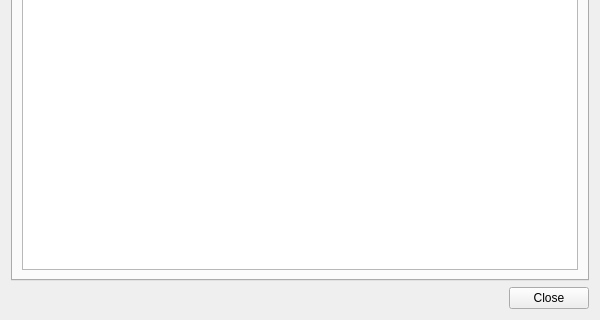
opengisch/qfieldsync, file qfieldsync/ui/cloud_projects_dialog.ui: the form before one commit; both pictures show x 0 to 600 and y 250 to 570 of the 600 by 570 pixel window.
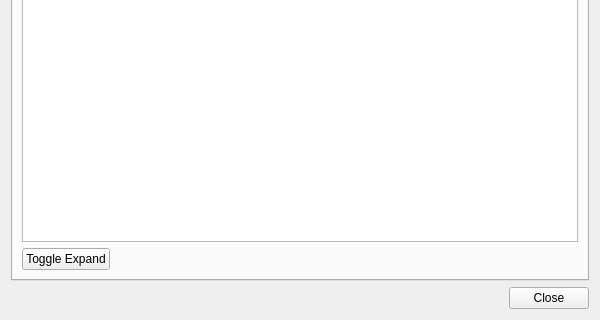
The form after the commit. The open tabs and pages were chosen to show the change. Icons and pictures are not drawn.

Commit message: Use the same files tree as sync dialog for project files

Diff of the .ui file:
```diff
--- a/qfieldsync/ui/cloud_projects_dialog.ui
+++ b/qfieldsync/ui/cloud_projects_dialog.ui
@@ -524,6 +524,30 @@
              </column>
             </widget>
            </item>
+           <item>
+            <layout class="QHBoxLayout" name="projectFilesButtonLayout">
+             <item>
+              <widget class="QPushButton" name="projectFilesToggleExpandButton">
+               <property name="text">
+                <string>Toggle Expand</string>
+               </property>
+              </widget>
+             </item>
+             <item>
+              <spacer name="projectFilesButtonLayoutSpacer">
+               <property name="orientation">
+                <enum>Qt::Horizontal</enum>
+               </property>
+               <property name="sizeHint" stdset="0">
+                <size>
+                 <width>40</width>
+                 <height>20</height>
+                </size>
+               </property>
+              </spacer>
+             </item>
+            </layout>
+           </item>
           </layout>
          </widget>
         </widget>
```
The commit also changes 1 other file.
